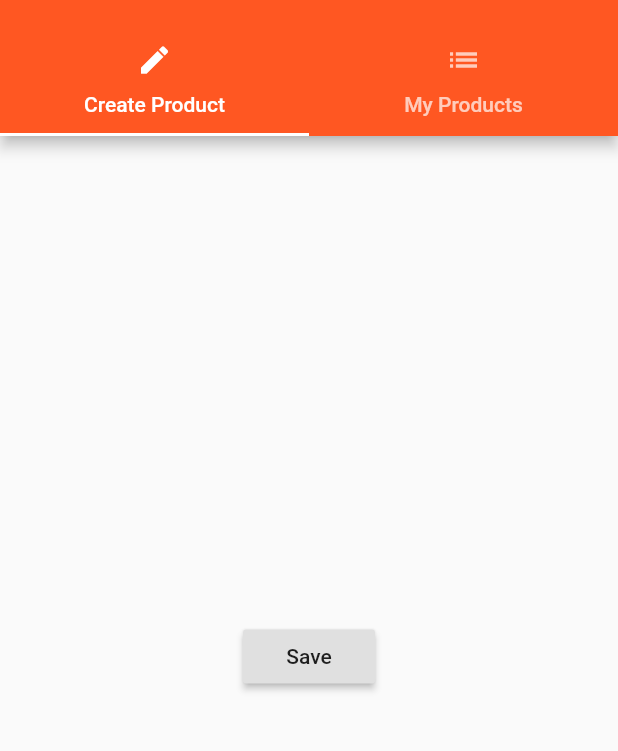
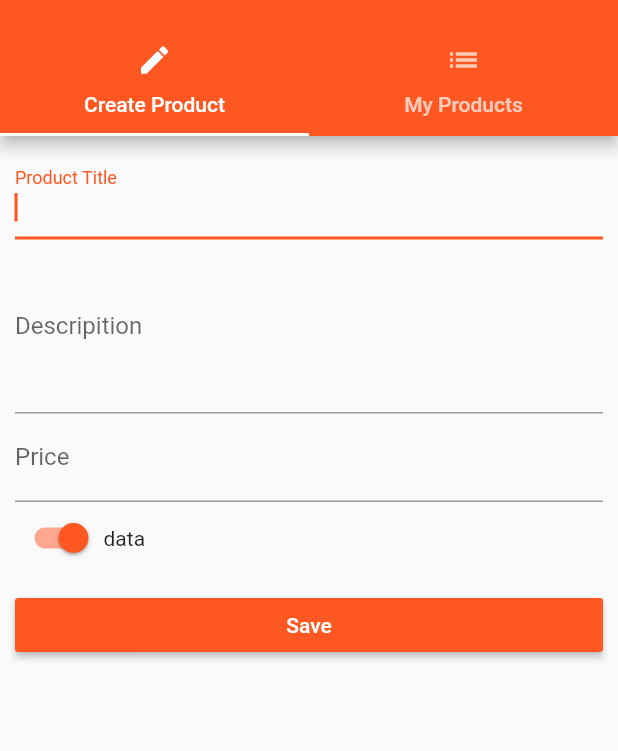
Before and after one commit to selvesandev/flutter-ess, a Flutter app: the ProductAdmin screen opened by its route, on a phone screen of 412 x 824 dp, the part 59-810 px from its top. Run offline on Flutter 3.47's test engine with Material 2 defaults, Android fonts, the phone set to English and light mode, and no system bars.

Commit message:
input fields

```diff
--- a/lib/main.dart
+++ b/lib/main.dart
@@ -1,5 +1,4 @@
 import 'package:flutter/material.dart';
-import 'package:flutteress/pages/auth.dart';
 import 'package:flutteress/pages/product.dart';
 import 'package:flutteress/pages/products.dart';
 import 'package:flutteress/pages/products_admin.dart';
@@ -21,9 +20,9 @@ class MyApp extends StatefulWidget {
 }
 
 class _MyAppState extends State<MyApp> {
-  List<Map<String, String>> _products = [];
+  List<Map<String, dynamic>> _products = [];
 
-  void _addProduct(Map<String, String> product) {
+  void _addProduct(Map<String, dynamic> product) {
     setState(() {
       _products.add(product);
     });
@@ -43,9 +42,9 @@ class _MyAppState extends State<MyApp> {
           brightness: Brightness.light, primarySwatch: Colors.deepOrange),
       // home: AuthPage(),
       routes: {
-        '/admin': (BuildContext context) => ProductAdmin(),
+        '/admin': (BuildContext context) => ProductAdmin(this._addProduct, this._deleteProduct),
         '/': (BuildContext context) =>
-            ProductsPage(this._products, this._addProduct, this._deleteProduct)
+            ProductsPage(this._products)
       },
       onGenerateRoute: (RouteSettings setting) {
         final List<String> pathElement = setting.name.split('/');
--- a/lib/pages/product_create.dart
+++ b/lib/pages/product_create.dart
@@ -1,21 +1,88 @@
 import 'package:flutter/material.dart';
 
-class ProductCreate extends StatelessWidget {
+class ProductCreate extends StatefulWidget {
+  final Function addProduct;
+  ProductCreate(this.addProduct);
+
+  @override
+  State<StatefulWidget> createState() {
+    return _ProductCreatePageState();
+  }
+}
+
+class _ProductCreatePageState extends State<ProductCreate> {
+  String titleValue;
+  String descValue;
+  double priceValue;
+  bool switchValue = true;
+
   @override
   Widget build(BuildContext context) {
-    return Center(
-      child: RaisedButton(
-        child: Text('Save'),
-        onPressed: () {
-          showModalBottomSheet(
-              context: context,
-              builder: (BuildContext context) {
-                return Center(
-                  child: Text('This is a modal'),
-                );
-              });
-        },
-      ),
-    );
+    return Container(
+        margin: EdgeInsets.all(10.0),
+        child: ListView(
+          children: <Widget>[
+            TextField(
+              decoration: InputDecoration(labelText: 'Product Title'),
+              autofocus: true,
+              onChanged: (String value) {
+                setState(() {
+                  titleValue = value;
+                });
+              },
+            ),
+            TextField(
+              maxLines: 4,
+              autofocus: true,
+              decoration: InputDecoration(labelText: 'Descripition'),
+              onChanged: (String value) {
+                setState(() {
+                  descValue = value;
+                });
+              },
+            ),
+            TextField(
+              keyboardType: TextInputType.number,
+              decoration: InputDecoration(labelText: 'Price'),
+              autofocus: true,
+              onChanged: (String value) {
+                setState(() {
+                  priceValue = double.parse(value);
+                });
+              },
+            ),
+            Row(
+              children: <Widget>[
+                Switch(
+                  value: switchValue,
+                  onChanged: (bool value) {
+                    setState(() {
+                      switchValue = value;
+                    });
+                  },
+                ),
+                Text('data')
+              ],
+            ),
+            SizedBox(
+              height: 10,
+            ),
+            RaisedButton(
+              child: Text('Save'),
+              color: Theme.of(context).accentColor,
+              textColor: Colors.white,
+              onPressed: () {
+                final Map<String, dynamic> product = {
+                  'title': titleValue,
+                  'description': descValue,
+                  'price': priceValue,
+                  'image': 'assets/barbell.jpg'
+                };
+                widget.addProduct(product);
+                Navigator.pushReplacementNamed(context, '/');
+              },
+            )
+          ],
+        ));
   }
 }
--- a/lib/pages/products_admin.dart
+++ b/lib/pages/products_admin.dart
@@ -3,6 +3,11 @@ import 'package:flutteress/pages/product_create.dart';
 import 'package:flutteress/pages/product_list.dart';
 
 class ProductAdmin extends StatelessWidget {
+  final Function deleteProduct;
+  final Function addProduct;
+
+  ProductAdmin(this.addProduct,this.deleteProduct);
+
   @override
   Widget build(BuildContext context) {
     return DefaultTabController(
@@ -36,7 +41,7 @@ class ProductAdmin extends StatelessWidget {
           ),
         ),
         body: TabBarView(
-          children: <Widget>[ProductCreate(), ProductList()],
+          children: <Widget>[ProductCreate(addProduct), ProductList()],
         ),
       ),
     );
```
Also changed, not shown: lib/pages/products.dart (+4 -5 lines), lib/product_manager.dart (+5 -10 lines), lib/products.dart (+4 -5 lines), 1 other file.
